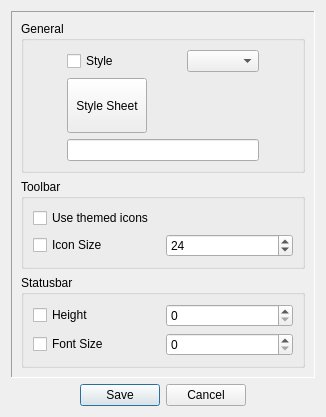
Qt form librecad/src/ui/forms/lc_widgetoptionsdialog.ui (LibreCAD/LibreCAD) before a commit.
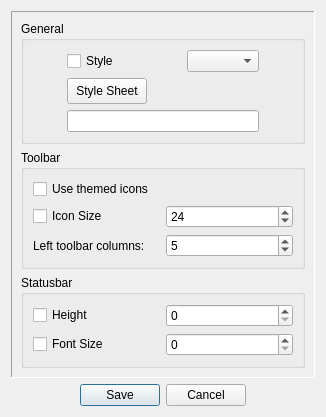
The same form after that commit.

```diff
--- a/librecad/src/ui/forms/lc_widgetoptionsdialog.ui
+++ b/librecad/src/ui/forms/lc_widgetoptionsdialog.ui
@@ -38,6 +38,13 @@
          <string>Toolbar</string>
         </property>
         <layout class="QGridLayout" name="gridLayout_2">
+         <item row="0" column="0">
+          <widget class="QCheckBox" name="theme_checkbox">
+           <property name="text">
+            <string>Use themed icons</string>
+           </property>
+          </widget>
+         </item>
          <item row="1" column="0">
           <widget class="QCheckBox" name="toolbar_icon_size_checkbox">
            <property name="sizePolicy">
@@ -73,10 +80,23 @@
            </property>
           </widget>
          </item>
-         <item row="0" column="0">
-          <widget class="QCheckBox" name="theme_checkbox">
+         <item row="2" column="0">
+          <widget class="QLabel" name="label">
            <property name="text">
-            <string>Use themed icons</string>
+            <string>Left toolbar columns:</string>
+           </property>
+          </widget>
+         </item>
+         <item row="2" column="1">
+          <widget class="QSpinBox" name="left_toobar_columns_spinbox">
+           <property name="minimum">
+            <number>4</number>
+           </property>
+           <property name="maximum">
+            <number>8</number>
+           </property>
+           <property name="value">
+            <number>5</number>
            </property>
           </widget>
          </item>
```
